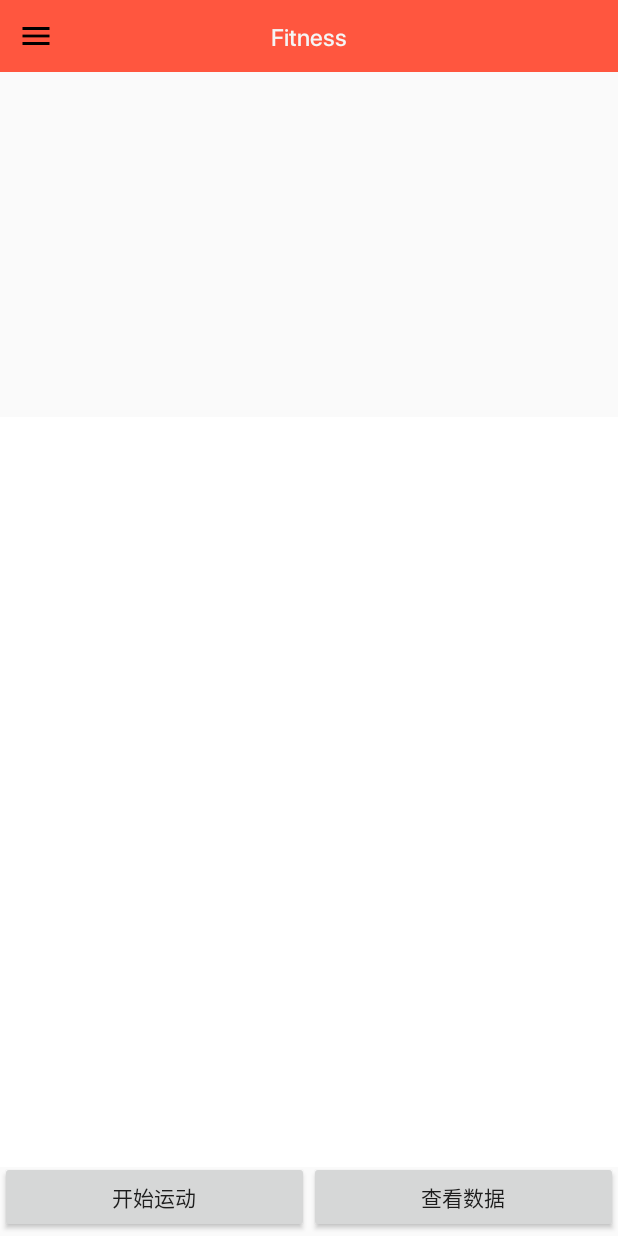
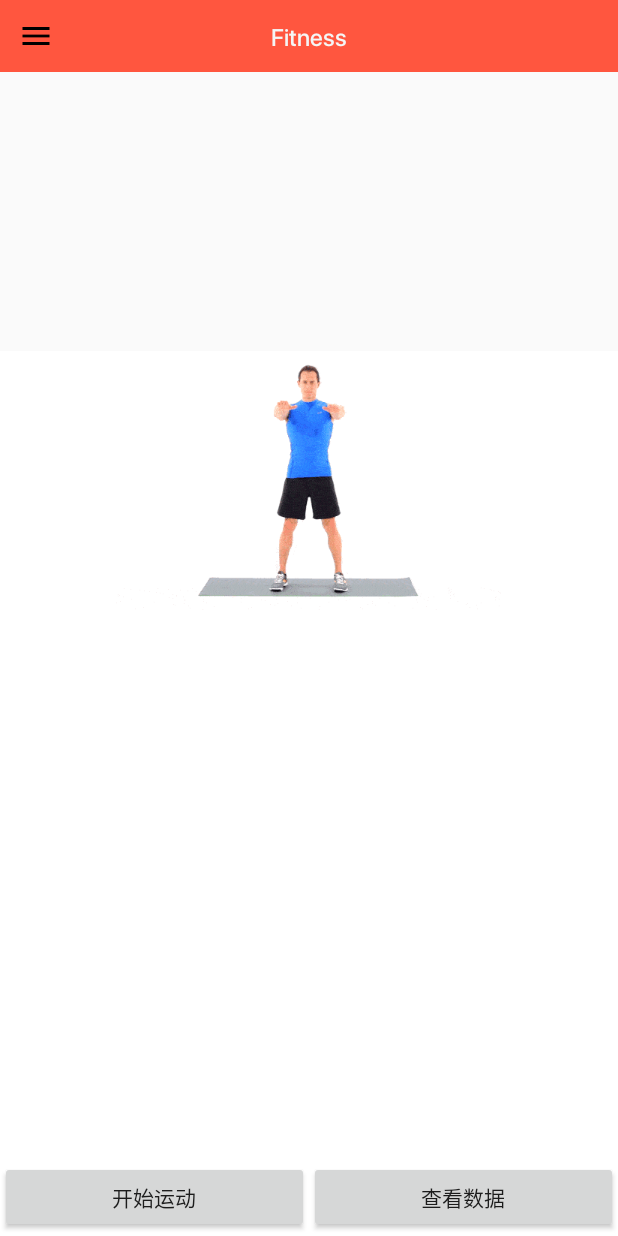
Before and after one commit to shuxinpei/ActionRecognition, an Android app: the StartSpecifyActionActivity screen opened directly, with no data from a screen before it, on a phone screen of 412 x 824 dp. Run offline under Robolectric (Android 15) with nearby library versions, the phone set to English and light mode, and no system bars; 1 statement that could not run was skipped.

Commit message:
complete the arm and the leg's action fragment insert into the activity

```diff
--- a/SplashLoginSignup-master/SplashLoginSignup-master/app/src/main/java/com/md/View/StartSpecifyActionActivity.java
+++ b/SplashLoginSignup-master/SplashLoginSignup-master/app/src/main/java/com/md/View/StartSpecifyActionActivity.java
@@ -1,15 +1,42 @@
 package com.md.View;
 
+import android.app.FragmentManager;
+import android.app.FragmentTransaction;
+import android.content.Intent;
+import android.net.Uri;
 import android.support.v7.app.AppCompatActivity;
 import android.os.Bundle;
 
+import com.md.View.fragments.shenaFragment;
+import com.md.View.fragments.xiadunFragment;
 import com.md.splashloginsignup.R;
 
-public class StartSpecifyActionActivity extends AppCompatActivity {
-
+public class StartSpecifyActionActivity extends AppCompatActivity implements shenaFragment.OnFragmentInteractionListener,xiadunFragment.OnFragmentInteractionListener {
+    String fragment;
+    Intent intent;
+    FragmentManager fragmentmagager;
     @Override
     protected void onCreate(Bundle savedInstanceState) {
         super.onCreate(savedInstanceState);
         setContentView(R.layout.activity_start_specify_action);
+        intent = getIntent();
+        fragment = intent.getStringExtra("fragment");
+
+        fragmentmagager=this.getFragmentManager();
+        FragmentTransaction transaction=fragmentmagager.beginTransaction();
+        if(fragment.equals("shena")){
+            System.out.println("替换俯卧撑");
+            transaction.replace(R.id.blank,new shenaFragment());
+            System.out.println("替换成功");
+        }else{
+            transaction.replace(R.id.blank,new xiadunFragment());
+        }
+        transaction.addToBackStack(null);
+        transaction.commit();
+    }
+
+    @Override
+    public void onFragmentInteraction(Uri uri) {
+
     }
 }
--- /dev/null
+++ b/SplashLoginSignup-master/SplashLoginSignup-master/app/src/main/java/com/md/View/fragments/xiadunFragment.java
@@ -0,0 +1,110 @@
+package com.md.View.fragments;
+
+import android.content.Context;
+import android.net.Uri;
+import android.os.Bundle;
+import android.support.v4.app.Fragment;
+import android.view.LayoutInflater;
+import android.view.View;
+import android.view.ViewGroup;
+
+import com.md.splashloginsignup.R;
+
+/**
+ * A simple {@link Fragment} subclass.
+ * Activities that contain this fragment must implement the
+ * {@link xiadunFragment.OnFragmentInteractionListener} interface
+ * to handle interaction events.
+ * Use the {@link xiadunFragment#newInstance} factory method to
+ * create an instance of this fragment.
+ */
+public class xiadunFragment extends android.app.Fragment {
+    // TODO: Rename parameter arguments, choose names that match
+    // the fragment initialization parameters, e.g. ARG_ITEM_NUMBER
+    private static final String ARG_PARAM1 = "param1";
+    private static final String ARG_PARAM2 = "param2";
+
+    // TODO: Rename and change types of parameters
+    private String mParam1;
+    private String mParam2;
+
+    private OnFragmentInteractionListener mListener;
+
+    public xiadunFragment() {
+        // Required empty public constructor
+    }
+
+    /**
+     * Use this factory method to create a new instance of
+     * this fragment using the provided parameters.
+     *
+     * @param param1 Parameter 1.
+     * @param param2 Parameter 2.
+     * @return A new instance of fragment xiadunFragment.
+     */
+    // TODO: Rename and change types and number of parameters
+    public static xiadunFragment newInstance(String param1, String param2) {
+        xiadunFragment fragment = new xiadunFragment();
+        Bundle args = new Bundle();
+        args.putString(ARG_PARAM1, param1);
+        args.putString(ARG_PARAM2, param2);
+        fragment.setArguments(args);
+        return fragment;
+    }
+
+    @Override
+    public void onCreate(Bundle savedInstanceState) {
+        super.onCreate(savedInstanceState);
+        if (getArguments() != null) {
+            mParam1 = getArguments().getString(ARG_PARAM1);
+            mParam2 = getArguments().getString(ARG_PARAM2);
+        }
+        System.out.println("下蹲界面产生");
+    }
+
+    @Override
+    public View onCreateView(LayoutInflater inflater, ViewGroup container,
+                             Bundle savedInstanceState) {
+        // Inflate the layout for this fragment
+        return inflater.inflate(R.layout.fragment_xiadun, container, false);
+    }
+
+    // TODO: Rename method, update argument and hook method into UI event
+    public void onButtonPressed(Uri uri) {
+        if (mListener != null) {
+            mListener.onFragmentInteraction(uri);
+        }
+    }
+
+    @Override
+    public void onAttach(Context context) {
+        super.onAttach(context);
+        if (context instanceof OnFragmentInteractionListener) {
+            mListener = (OnFragmentInteractionListener) context;
+        } else {
+            throw new RuntimeException(context.toString()
+                    + " must implement OnFragmentInteractionListener");
+        }
+    }
+
+    @Override
+    public void onDetach() {
+        super.onDetach();
+        mListener = null;
+    }
+
+    /**
+     * This interface must be implemented by activities that contain this
+     * fragment to allow an interaction in this fragment to be communicated
+     * to the activity and potentially other fragments contained in that
+     * activity.
+     * <p>
+     * See the Android Training lesson <a href=
+     * "http://developer.android.com/training/basics/fragments/communicating.html"
+     * >Communicating with Other Fragments</a> for more information.
+     */
+    public interface OnFragmentInteractionListener {
+        // TODO: Update argument type and name
+        void onFragmentInteraction(Uri uri);
+    }
+}
--- a/SplashLoginSignup-master/SplashLoginSignup-master/app/src/main/res/layout/activity_start_specify_action.xml
+++ b/SplashLoginSignup-master/SplashLoginSignup-master/app/src/main/res/layout/activity_start_specify_action.xml
@@ -5,6 +5,8 @@
     android:layout_width="match_parent"
     android:layout_height="match_parent"
     tools:context="com.md.View.StartSpecifyActionActivity">
+
+
     <RelativeLayout
         android:id="@+id/fragment_layout"
         android:layout_width="match_parent"
@@ -16,16 +18,13 @@
             android:layout_height="48dp"
             android:background="@color/orange"
             >
-
             <ImageView
                 android:id="@+id/leftmenu"
                 android:layout_width="48dp"
                 android:layout_height="48dp"
                 android:padding="12dp"
                 android:src="@drawable/menu" />
-
             <TextView
-                android:id="@+id/title"
                 android:textColor="@color/edit_text_bg"
                 android:fontFamily="@font/sf_pro_display_medium"
                 android:layout_width="wrap_content"
@@ -35,40 +34,37 @@
                 android:layout_centerInParent="true"
                 android:gravity="center"
                 android:text="Fitness" />
-
         </RelativeLayout><!--标签栏Fitness-->
-
-        <!--中间空白-->
+        <FrameLayout
+            android:id="@+id/blank"
+            android:layout_width="match_parent"
+            android:layout_height="590dp"
+            android:layout_alignParentBottom="true"
+            android:layout_alignParentStart="true"
+            android:layout_marginBottom="0dp"
+            android:background="#FFFFFF"></FrameLayout><!--中间空白-->
         <LinearLayout
             android:layout_width="match_parent"
             android:layout_height="122dp"
-            android:layout_below="@+id/content"
+            android:layout_below="@+id/blank"
             android:layout_marginTop="-50dp"
             android:orientation="horizontal"
             android:weightSum="2">
 
             <Button
+                android:id="@+id/start"
                 android:layout_width="0dp"
                 android:layout_height="wrap_content"
                 android:layout_weight="1"
                 android:text="开始运动" />
 
             <Button
+                android:id="@+id/Watchdata"
                 android:layout_width="0dp"
                 android:layout_height="wrap_content"
                 android:layout_weight="1"
                 android:text="查看数据" />
         </LinearLayout>
-
-        <android.support.v4.view.ViewPager
-            android:id="@+id/content"
-            android:layout_width="match_parent"
-            android:layout_height="500dp"
-            android:layout_alignParentBottom="true"
-            android:layout_alignParentStart="true"
-            android:layout_marginBottom="46dp"
-            android:background="#FFFFFF"></android.support.v4.view.ViewPager>
-
     </RelativeLayout>
     <RelativeLayout
         android:id="@+id/left"
@@ -76,10 +72,12 @@
         android:layout_height="match_parent"
         android:layout_gravity="left"
         android:background="#a0d7e5">
+
         <LinearLayout
             android:layout_width="match_parent"
             android:layout_height="match_parent"
             android:orientation="vertical" >
+
             <RelativeLayout
                 android:layout_width="match_parent"
                 android:layout_height="wrap_content"
@@ -91,10 +89,13 @@
                     android:layout_centerHorizontal="true"
                     android:layout_gravity="top"
                     />
+
             </RelativeLayout>
+
             <RelativeLayout
                 android:layout_width="match_parent"
                 android:layout_height="wrap_content" >
+
                 <ImageView
                     android:id="@+id/one"
                     android:layout_width="50dp"
@@ -103,6 +104,8 @@
                     android:layout_marginLeft="20dp"
                     android:layout_marginTop="20dp"
                     android:src="@drawable/img_5" />
+
+
                 <Button
                     android:id="@+id/bodydataset"
                     android:layout_width="300dp"
@@ -115,10 +118,14 @@
                     android:gravity="left"
                     android:textSize="16sp"
                     android:text="身体数据设置" />
+
+
             </RelativeLayout>
+
             <RelativeLayout
                 android:layout_width="match_parent"
                 android:layout_height="wrap_content" >
+
                 <ImageView
                     android:id="@+id/two"
                     android:layout_width="50dp"
@@ -127,6 +134,7 @@
                     android:layout_marginLeft="20dp"
                     android:layout_marginTop="20dp"
                     android:src="@drawable/img_3" />
+
                 <Button
                     android:id="@+id/history"
                     android:layout_width="300dp"
@@ -140,9 +148,11 @@
                     android:gravity="left"
                     android:text="历史运动情况" />
             </RelativeLayout>
+
             <RelativeLayout
                 android:layout_width="match_parent"
                 android:layout_height="wrap_content" >
+
                 <ImageView
                     android:id="@+id/three"
                     android:layout_width="50dp"
@@ -151,6 +161,7 @@
                     android:layout_marginLeft="20dp"
                     android:layout_marginTop="20dp"
                     android:src="@drawable/img_4" />
+
                 <Button
                     android:id="@+id/count"
                     android:layout_width="300dp"
@@ -164,9 +175,11 @@
                     android:textSize="16sp"
                     android:text="运动统计" />
             </RelativeLayout>
+
             <RelativeLayout
                 android:layout_width="match_parent"
                 android:layout_height="wrap_content" >
+
                 <ImageView
                     android:id="@+id/image_logout"
                     android:layout_width="50dp"
@@ -175,6 +188,7 @@
                     android:layout_marginLeft="20dp"
                     android:layout_marginTop="20dp"
                     android:src="@drawable/process" />
+
                 <Button
                     android:id="@+id/logout"
                     android:layout_width="300dp"
--- /dev/null
+++ b/SplashLoginSignup-master/SplashLoginSignup-master/app/src/main/res/layout/fragment_xiadun.xml
@@ -0,0 +1,16 @@
+<FrameLayout xmlns:android="http://schemas.android.com/apk/res/android"
+    xmlns:tools="http://schemas.android.com/tools"
+    android:layout_width="match_parent"
+    android:layout_height="590dp"
+    android:layout_alignParentBottom="true"
+    android:layout_alignParentStart="true"
+    android:layout_marginBottom="0dp"
+    android:background="#ffffff"
+    tools:context="com.md.View.fragments.xiadunFragment">
+
+    <!-- TODO: Update blank fragment layout -->
+    <pl.droidsonroids.gif.GifImageView
+        android:layout_width="match_parent"
+        android:layout_height="wrap_content"
+        android:src="@drawable/xiadun" />
+</FrameLayout>
```
Also changed, not shown: SplashLoginSignup-master/SplashLoginSignup-master/app/src/main/java/com/md/View/ArmActivity.java (+8 -1 lines), SplashLoginSignup-master/SplashLoginSignup-master/app/src/main/java/com/md/View/HipActivity.java (+5 -3 lines), SplashLoginSignup-master/SplashLoginSignup-master/app/src/main/java/com/md/View/fragments/shenaFragment.java (added, +109 -0 lines), SplashLoginSignup-master/SplashLoginSignup-master/app/src/main/res/layout/fragment_shena.xml (added, +17 -0 lines).
